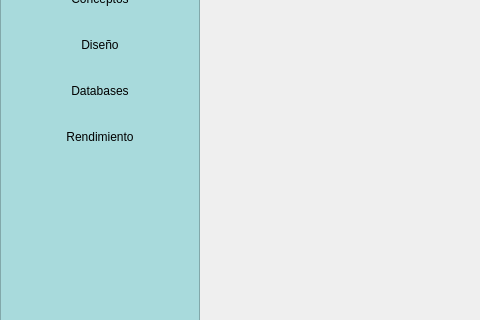
The window that Graficando_advancev3/Graficando_advance/Interfaz_Grafica/Finish_Menu.ui (caceroide9/MySQL-vs-NoSQL-Performance) describes before a commit, drawn with Qt 5; both pictures show x 0 to 480 and y 117 to 437 of the 764 by 568 pixel window.
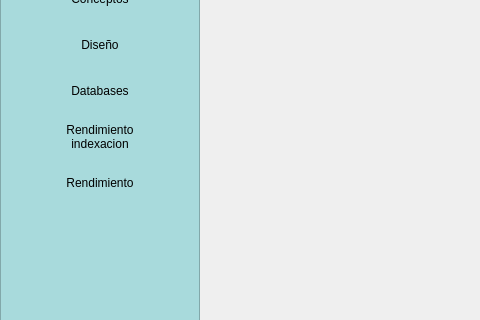
The same window after the commit. Icons and pictures are not drawn.

```diff
--- a/Graficando_advancev3/Graficando_advance/Interfaz_Grafica/Finish_Menu.ui
+++ b/Graficando_advancev3/Graficando_advance/Interfaz_Grafica/Finish_Menu.ui
@@ -443,6 +443,48 @@
 </string>
        </property>
        <property name="text">
+        <string>Rendimiento 
+indexacion</string>
+       </property>
+       <property name="icon">
+        <iconset>
+         <normaloff>../../../Imagenes/hourglass-half-solid.svg</normaloff>../../../Imagenes/hourglass-half-solid.svg</iconset>
+       </property>
+      </widget>
+     </item>
+     <item>
+      <widget class="QPushButton" name="pushButton_11">
+       <property name="minimumSize">
+        <size>
+         <width>0</width>
+         <height>40</height>
+        </size>
+       </property>
+       <property name="maximumSize">
+        <size>
+         <width>16777215</width>
+         <height>40</height>
+        </size>
+       </property>
+       <property name="styleSheet">
+        <string notr="true">QFrame{
+background-color:#a8dadc;}
+
+QPushButton{
+background-color:#a8dadc;
+border-top-left-radius: 20px;
+border-bottom-left-radius: 20px;
+font: 75 12pt &quot;Arial Narrow&quot;;
+}
+QPushButton:hover{
+background-color:#f1faee;
+border-top-left-radius:20px;
+border-bottom-left-radius:20px;
+font: 75 12pt&quot;Arial Narrow&quot;;
+}
+</string>
+       </property>
+       <property name="text">
         <string>Rendimiento</string>
        </property>
        <property name="icon">
```
